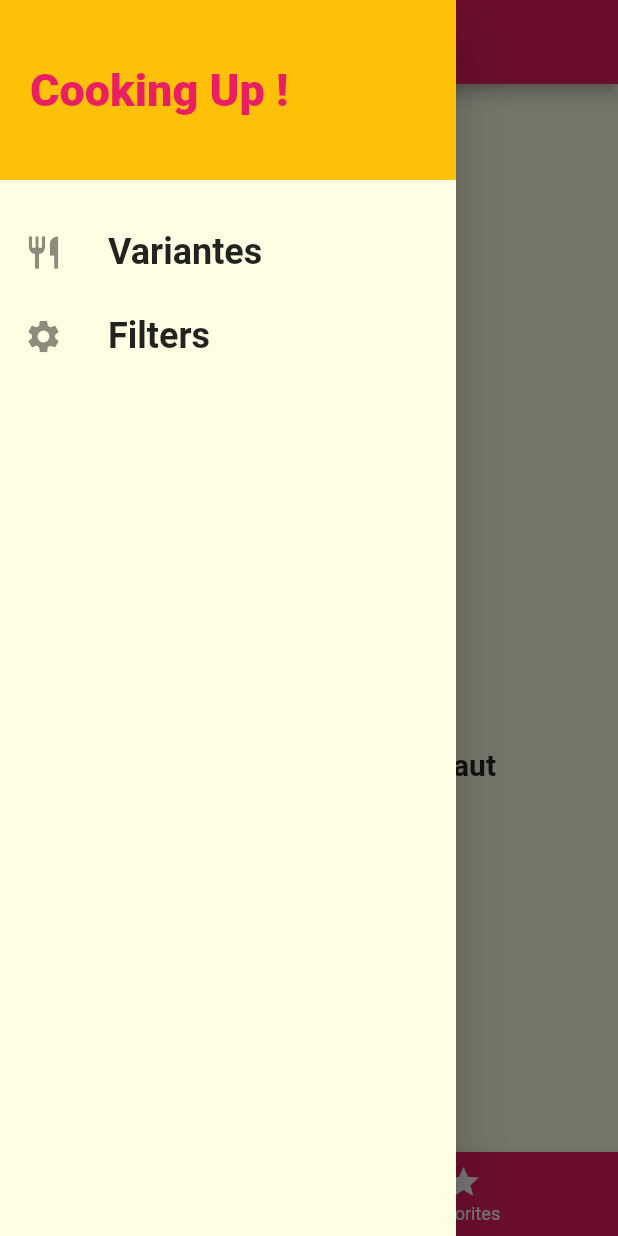
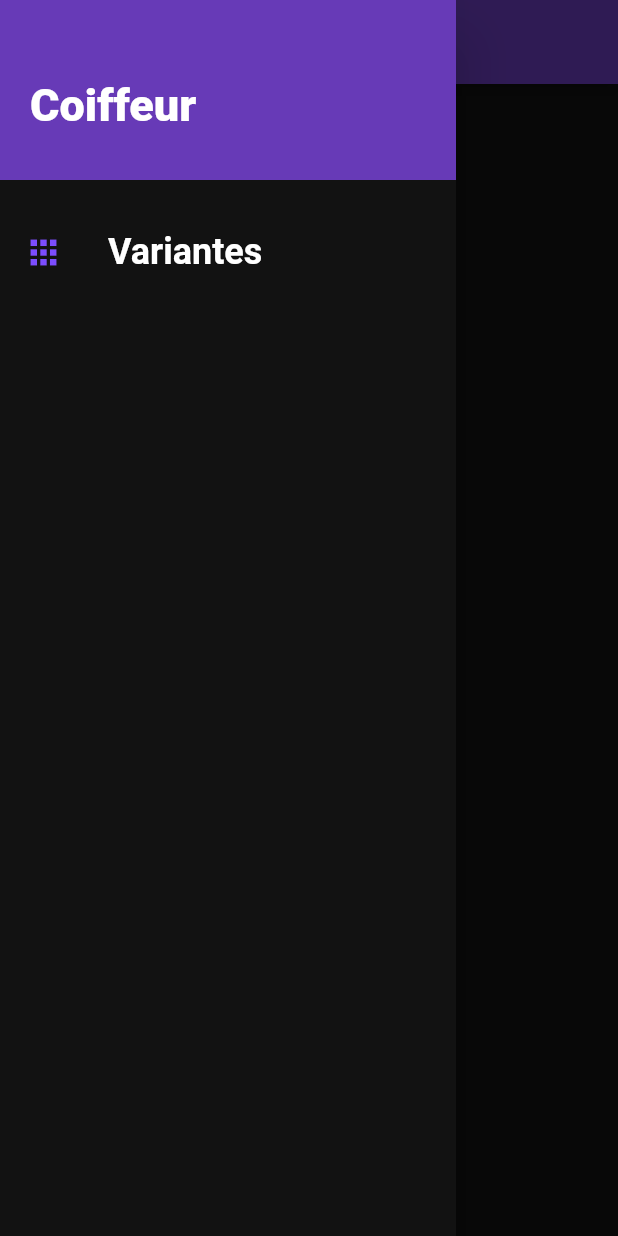
Before and after one commit to Khoding/coiffeur, a Flutter app: the screen it shows after launch, with the side drawer open, on a phone screen of 412 x 824 dp. Run offline on Flutter 3.47's test engine with Material 2 defaults, Android fonts, the phone set to English and light mode, and no system bars; Roboto replaces fonts that are missing (Montserrat, RobotoCondensed); project files that could hold a hidden picture were left out.

Commit message:
coiffeur

```diff
--- a/lib/main.dart
+++ b/lib/main.dart
@@ -1,4 +1,4 @@
-import 'package:coiffeur/screens/tabs_screen.dart';
+import 'package:coiffeur/widgets/main_drawer.dart';
 import 'package:flutter/material.dart';
 
 void main() {
@@ -19,11 +19,10 @@ class _MyAppState extends State<MyApp> {
   @override
   Widget build(BuildContext context) {
     return MaterialApp(
-      title: 'coiffeur',
       theme: ThemeData(
-        primarySwatch: Colors.pink,
-        accentColor: Colors.amber,
-        canvasColor: Color.fromRGBO(255, 254, 229, 1),
+        primarySwatch: Colors.deepPurple,
+        accentColor: Colors.deepPurpleAccent,
+        canvasColor: Color.fromRGBO(18, 18, 18, 1),
         fontFamily: 'Montserrat',
         textTheme: TextTheme(
           headline6: TextStyle(
@@ -32,7 +31,7 @@ class _MyAppState extends State<MyApp> {
         ),
       ),
       routes: {
-        '/': (context) => TabsScreen(),
+        '/': (context) => MyHomePage(),
       },
     );
   }
@@ -42,11 +41,15 @@ class _MyHomePageState extends State<MyHomePage> {
   @override
   Widget build(BuildContext context) {
     return Scaffold(
+      drawer: MainDrawer(),
       appBar: AppBar(
-        title: Text('coiffeur'),
+        title: Text('Coiffeur'),
       ),
       body: Center(
-        child: Text('Navigation Time!'),
+        child: Text(
+          'Navigation Time!',
+          style: TextStyle(color: Colors.white),
+        ),
       ),
     );
   }
--- a/lib/screens/tabs_screen.dart
+++ /dev/null
@@ -1,56 +0,0 @@
-import 'package:coiffeur/screens/variantes_screen.dart';
-import 'package:coiffeur/widgets/main_drawer.dart';
-import 'package:flutter/material.dart';
-
-class TabsScreen extends StatefulWidget {
-  @override
-  _TabsScreenState createState() => _TabsScreenState();
-}
-
-class _TabsScreenState extends State<TabsScreen> {
-  List<Map<String, Object>> _pages;
-
-  @override
-  initState() {
-    _pages = [
-      {'page': VarianteScreen(), 'title': 'Variantes'},
-    ];
-    super.initState();
-  }
-
-  int _selectedPageIndex = 0;
-
-  void _selectPage(int index) {
-    setState(() {
-      _selectedPageIndex = index;
-    });
-  }
-
-  @override
-  Widget build(BuildContext context) {
-    return Scaffold(
-      drawer: MainDrawer(),
-      appBar: AppBar(
-        title: Text(_pages[_selectedPageIndex]['title']),
-      ),
-      body: _pages[_selectedPageIndex]['page'],
-      bottomNavigationBar: BottomNavigationBar(
-        onTap: _selectPage,
-        backgroundColor: Theme.of(context).primaryColor,
-        unselectedItemColor: Colors.white,
-        selectedItemColor: Theme.of(context).accentColor,
-        currentIndex: _selectedPageIndex,
-        items: [
-          BottomNavigationBarItem(
-            icon: Icon(Icons.category),
-            title: Text('Categories'),
-          ),
-          BottomNavigationBarItem(
-            icon: Icon(Icons.star),
-            title: Text('Favorites'),
-          ),
-        ],
-      ),
-    );
-  }
-}
--- a/lib/widgets/main_drawer.dart
+++ b/lib/widgets/main_drawer.dart
@@ -1,4 +1,3 @@
-import 'package:coiffeur/widgets/filters_screen.dart';
 import 'package:flutter/material.dart';
 
 class MainDrawer extends StatelessWidget {
@@ -7,6 +6,7 @@ class MainDrawer extends StatelessWidget {
       leading: Icon(
         icon,
         size: 26,
+        color: Colors.deepPurpleAccent,
       ),
       title: Text(
         title,
@@ -14,6 +14,7 @@ class MainDrawer extends StatelessWidget {
           fontFamily: 'RobotoCondensed',
           fontSize: 24,
           fontWeight: FontWeight.bold,
+          color: Colors.white,
         ),
       ),
       onTap: tapHandler,
@@ -28,26 +29,23 @@ class MainDrawer extends StatelessWidget {
           Container(
             height: 120,
             width: double.infinity,
-            padding: EdgeInsets.all(20),
+            padding: EdgeInsets.fromLTRB(20, 20, 20, 0),
             alignment: Alignment.centerLeft,
-            color: Theme.of(context).accentColor,
+            color: Theme.of(context).primaryColor,
             child: Text(
-              'Cooking Up !',
+              'Coiffeur',
               style: TextStyle(
                 fontWeight: FontWeight.w900,
                 fontSize: 30,
-                color: Theme.of(context).primaryColor,
+                color: Colors.white,
               ),
             ),
           ),
           SizedBox(
             height: 20,
           ),
-          buildListTile('Variantes', Icons.restaurant, () {
+          buildListTile('Variantes', Icons.apps, () {
             Navigator.of(context).pushReplacementNamed('/');
-          }),
-          buildListTile('Filters', Icons.settings, () {
-            Navigator.of(context).pushReplacementNamed(FiltersScreen.routeName);
           }),
         ],
       ),
```
Also changed, not shown: lib/widgets/filters_screen.dart (deleted, +0 -122 lines).
